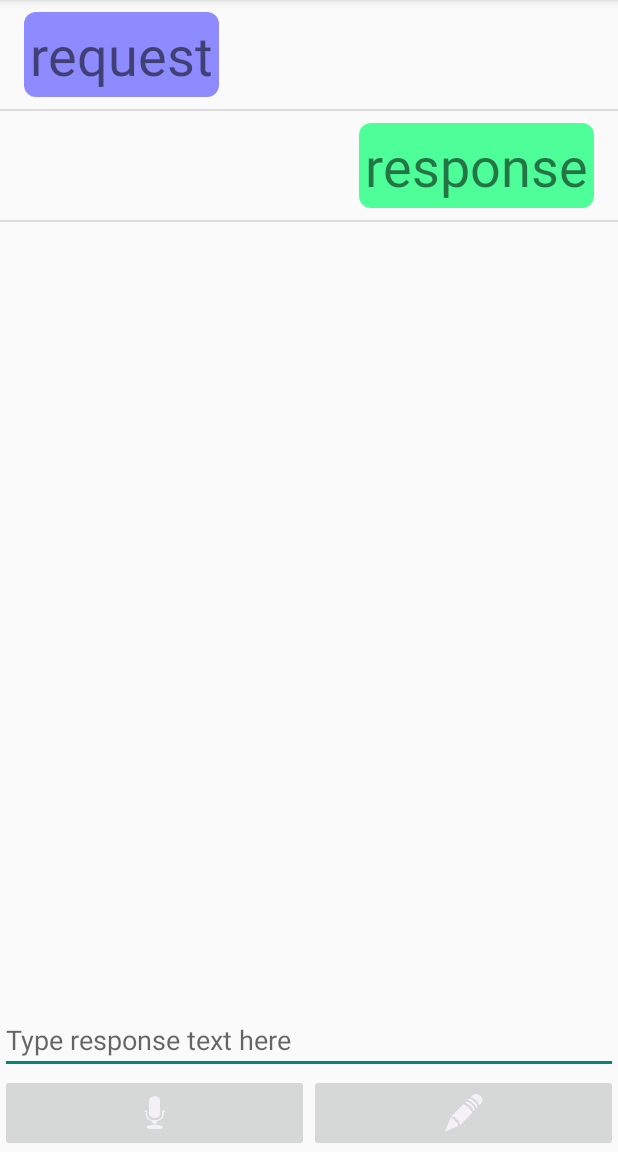
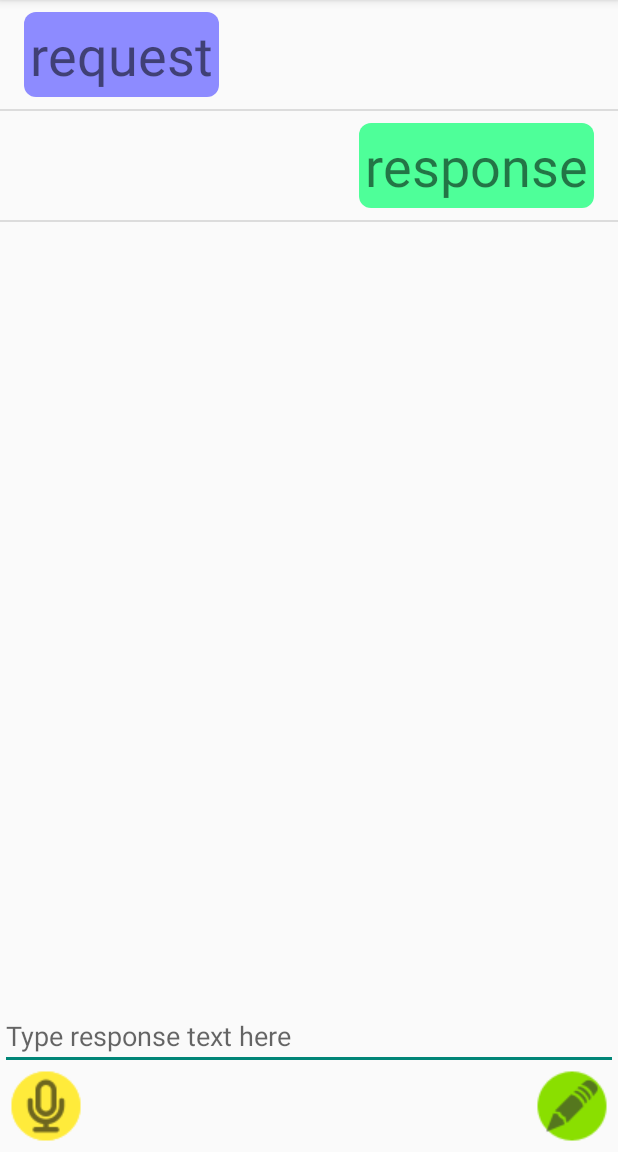
Before and after one commit to IllyaSvergun/ua-web-khakaton-sources, an Android app: the screen it shows after launch (MainActivity), after a tap on an icon or button, on a phone screen of 412 x 824 dp, the part 84-1236 px from its top. Run offline under Robolectric (Android 15) with nearby library versions, the phone set to English and light mode, and no system bars; 1 statement that could not run was skipped.

Commit message:
add_resources

```diff
--- a/CommunicationHelper/app/src/main/java/com/communicationhelper/Activities/MainActivity.java
+++ b/CommunicationHelper/app/src/main/java/com/communicationhelper/Activities/MainActivity.java
@@ -12,11 +12,11 @@ import android.view.MenuItem;
 import android.view.View;
 import android.view.ViewGroup;
 import android.widget.AutoCompleteTextView;
+import android.os.Build;
 import android.widget.ImageButton;
 
 import com.communicationhelper.Entities.Conversation;
 import com.communicationhelper.Entities.Line;
-import com.communicationhelper.Helpers.PreferencesHelper;
 import com.communicationhelper.Interfaces.LineTypes;
 import com.communicationhelper.R;
 import ru.yandex.speechkit.*;
@@ -160,6 +160,7 @@ public class MainActivity extends ActionBarActivity implements RecognizerListene
     @Override
     public void onError(Recognizer recognizer, ru.yandex.speechkit.Error error) {
         Log.v(TAG, "onError");
+
     }
 
 
@@ -170,12 +171,15 @@ public class MainActivity extends ActionBarActivity implements RecognizerListene
 
     public void executeMicro(View view) {
         if (mRecognizerStarted) {
-            recognizer.finishRecording();
+            if(recognizer!=null){
+                recognizer.finishRecording();}
         } else {
+            if(recognizer==null){
             mRecognizerStarted = true;
             recognizer = Recognizer.create("ru-RU", "general", new MainActivity());
             recognizer.setVADEnabled(false);
             recognizer.start();
+            }
         }
 
     }
--- /dev/null
+++ b/CommunicationHelper/app/src/main/res/drawable/selector_btn_edit.xml
@@ -0,0 +1,10 @@
+<?xml version="1.0" encoding="utf-8"?>
+<selector xmlns:android="http://schemas.android.com/apk/res/android">
+    <item android:drawable="@drawable/ic_btn_edit_default"
+        android:state_focused="true" />
+
+    <item android:drawable="@drawable/ic_btn_edit_active"
+        android:state_pressed="true" />
+
+    <item android:drawable="@drawable/ic_btn_edit_default" />
+</selector>
--- /dev/null
+++ b/CommunicationHelper/app/src/main/res/drawable/selector_btn_micro.xml
@@ -0,0 +1,10 @@
+<?xml version="1.0" encoding="utf-8"?>
+<selector xmlns:android="http://schemas.android.com/apk/res/android">
+    <item android:drawable="@drawable/ic_btn_micro_focus"
+        android:state_focused="true" />
+
+    <item android:drawable="@drawable/ic_btn_micro_active"
+        android:state_pressed="true" />
+
+    <item android:drawable="@drawable/ic_btn_micro_default" />
+</selector>
--- a/CommunicationHelper/app/src/main/res/layout/activity_main.xml
+++ b/CommunicationHelper/app/src/main/res/layout/activity_main.xml
@@ -21,29 +21,31 @@
         android:layout_width="match_parent"
         android:layout_height="wrap_content" />
 
-    <LinearLayout
+    <RelativeLayout
         android:id="@+id/buttons_block"
-        android:orientation="horizontal"
         android:layout_alignParentBottom="true"
         android:layout_width="match_parent"
         android:layout_height="wrap_content">
 
         <ImageButton
             android:id="@+id/btn_micro"
-            android:src="@drawable/ic_micro"
-            android:onClick="executeMicro"
-            android:layout_weight="1"
-            android:layout_width="fill_parent"
+            android:background="@drawable/selector_btn_micro"
+            android:layout_alignParentLeft="true"
+            android:layout_marginLeft="10px"
+            android:layout_marginBottom="10px"
+            android:layout_width="wrap_content"
             android:layout_height="wrap_content" />
 
         <ImageButton
             android:id="@+id/text_button"
             android:onClick="executeTypeText"
-            android:src="@drawable/ic_text"
-            android:layout_weight="1"
-            android:layout_width="fill_parent"
+            android:background="@drawable/selector_btn_edit"
+            android:layout_alignParentRight="true"
+            android:layout_marginRight="10px"
+            android:layout_marginBottom="10px"
+            android:layout_width="wrap_content"
             android:layout_height="wrap_content" />
 
-    </LinearLayout>
+    </RelativeLayout>
 
 </RelativeLayout>
```
Also changed, not shown: CommunicationHelper/app/src/main/res/drawable/ic_btn_edit_active.png (added), CommunicationHelper/app/src/main/res/drawable/ic_btn_edit_default.png (added), CommunicationHelper/app/src/main/res/drawable/ic_btn_micro_active.png (added), CommunicationHelper/app/src/main/res/drawable/ic_btn_micro_default.png (added), CommunicationHelper/app/src/main/res/drawable/ic_btn_micro_focus.png (added).
